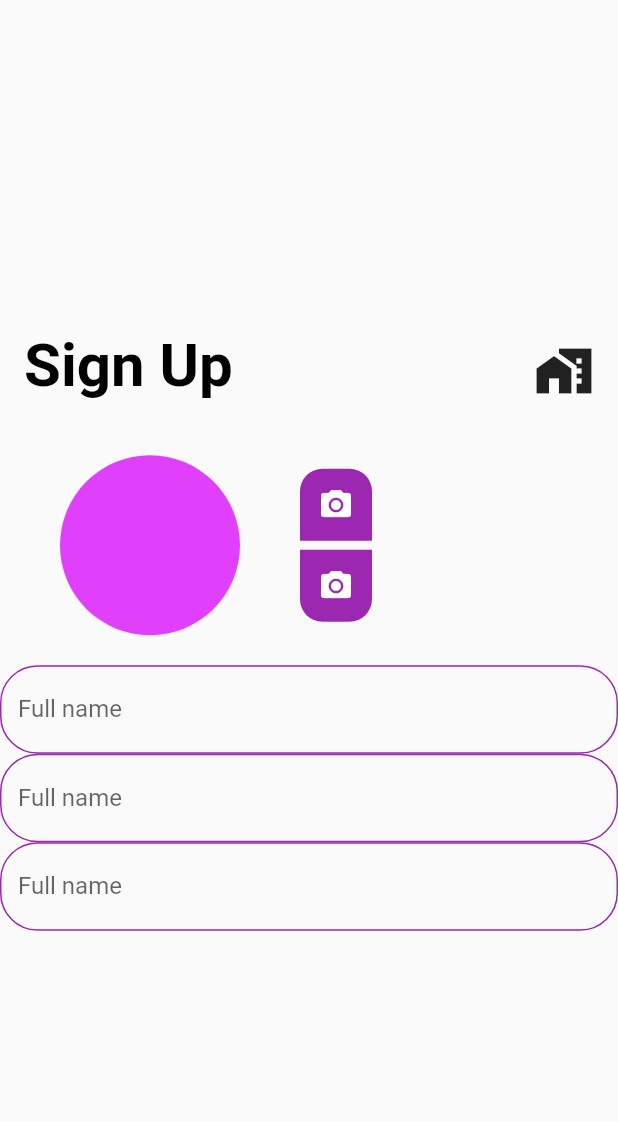
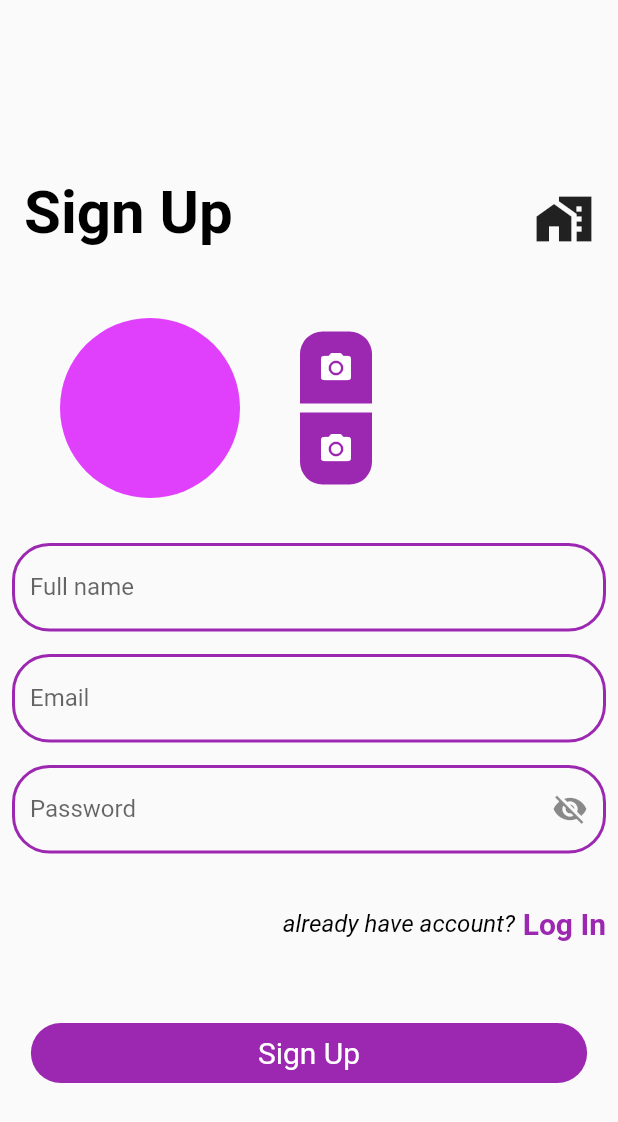
Before and after one commit to ErnistAkun/shop_app, a Flutter app: the CustomerRegisterScreen screen opened by its route, on a phone screen of 412 x 824 dp. Shown: the top 1122 px of the screen. Run offline on Flutter 3.47's test engine with Material 2 defaults, Android fonts, the phone set to English and light mode, and no system bars; our stand-ins replace animated_text_kit.

Commit message:
added sign up ui

```diff
--- a/lib/app/constants/decoration/app_decoration.dart
+++ b/lib/app/constants/decoration/app_decoration.dart
@@ -24,6 +24,28 @@ class AppDecoration {
     ),
     color: AppColors.white38,
   );
+  // 'Pick image frome gallery'
+  static const Decoration purple15BottomDecoration = BoxDecoration(
+    color: AppColors.purple,
+    borderRadius: BorderRadius.only(
+      bottomLeft: Radius.circular(15),
+      bottomRight: Radius.circular(15),
+    ),
+  );
+  // 'Pick image frome camera'
+  static const Decoration purple15TopDecoration = BoxDecoration(
+    color: AppColors.purple,
+    borderRadius: BorderRadius.only(
+      topLeft: Radius.circular(15),
+      topRight: Radius.circular(15),
+    ),
+  );
+  // Sign Up button
+  static Decoration purple20Decoration = BoxDecoration(
+    color: AppColors.purple,
+    borderRadius: BorderRadius.circular(20),
+  );
+
   static Decoration yellowContainerDecoration = BoxDecoration(
     borderRadius: BorderRadius.circular(25),
     color: AppColors.yellow,
--- a/lib/app/constants/text_styles/app_text_styles.dart
+++ b/lib/app/constants/text_styles/app_text_styles.dart
@@ -50,6 +50,11 @@ class AppTextStyles {
     color: AppColors.black,
     fontWeight: FontWeight.bold,
   );
+  static TextStyle black16Italic = const TextStyle(
+    fontSize: 16,
+    color: AppColors.black,
+    fontStyle: FontStyle.italic,
+  );
   static TextStyle white45AcmeBold = const TextStyle(
     fontSize: 45,
     color: AppColors.white,
@@ -96,4 +101,13 @@ class AppTextStyles {
     fontSize: 30,
     color: AppColors.white,
   );
+  static TextStyle white20 = const TextStyle(
+    fontSize: 20,
+    color: AppColors.white,
+  );
+  static TextStyle purple20Bold = const TextStyle(
+    fontSize: 20,
+    color: AppColors.purple,
+    fontWeight: FontWeight.bold,
+  );
 }
--- /dev/null
+++ b/lib/app/presentation/auth/auth_widget/have_accout_widget.dart
@@ -0,0 +1,34 @@
+import 'package:flutter/material.dart';
+import 'package:shop_app/app/constants/text_styles/app_text_styles.dart';
+
+class HaveAccountWidget extends StatelessWidget {
+  const HaveAccountWidget({
+    super.key,
+    required this.haveAccount,
+    required this.onTap,
+    required this.actionLabel,
+  });
+  final String haveAccount;
+  final Function() onTap;
+  final String actionLabel;
+  @override
+  Widget build(BuildContext context) {
+    return Row(
+      mainAxisAlignment: MainAxisAlignment.end,
+      children: [
+        Text(
+          haveAccount,
+          style: AppTextStyles.black16Italic,
+        ),
+        const SizedBox(width: 5.0),
+        GestureDetector(
+          onTap: onTap,
+          child: Text(
+            actionLabel,
+            style: AppTextStyles.purple20Bold,
+          ),
+        ),
+      ],
+    );
+  }
+}
--- a/lib/app/presentation/auth/customer_register_screen.dart
+++ b/lib/app/presentation/auth/customer_register_screen.dart
@@ -2,7 +2,10 @@ import 'dart:developer';
 
 import 'package:flutter/material.dart';
 import 'package:shop_app/app/constants/colors/app_colors.dart';
+import 'package:shop_app/app/constants/decoration/app_decoration.dart';
 import 'package:shop_app/app/constants/text_styles/app_text_styles.dart';
+import 'package:shop_app/app/presentation/auth/auth_widget/have_accout_widget.dart';
+import 'package:shop_app/app/presentation/widgets/auth_widgets/text_form_field_widget.dart';
 
 class CustomerRegisterScreen extends StatefulWidget {
   const CustomerRegisterScreen({Key? key}) : super(key: key);
@@ -12,10 +15,16 @@ class CustomerRegisterScreen extends StatefulWidget {
 }
 
 class _CustomerRegisterScreenState extends State<CustomerRegisterScreen> {
+  bool passwordVisible = false;
   @override
   Widget build(BuildContext context) {
     return Scaffold(
-      body: Column(
+      body: SafeArea(
+        child: Center(
+          child: SingleChildScrollView(
+            keyboardDismissBehavior: ScrollViewKeyboardDismissBehavior.onDrag,
+            reverse: true,
+            child: Column(
               mainAxisAlignment: MainAxisAlignment.center,
               children: [
                 Padding(
@@ -44,26 +53,22 @@ class _CustomerRegisterScreenState extends State<CustomerRegisterScreen> {
                 ),
                 Row(
                   children: [
-              Padding(
+                    // CircleAvatar purpleAccent
+                    const Padding(
                       padding: EdgeInsets.symmetric(
-                  vertical: 20,
+                        vertical: 30,
                         horizontal: 40,
                       ),
-                child: const CircleAvatar(
+                      child: CircleAvatar(
                         radius: 60,
                         backgroundColor: AppColors.purpleAccent,
                       ),
                     ),
                     Column(
                       children: [
+                        // top camera icon
                         Container(
-                    decoration: const BoxDecoration(
-                      color: AppColors.purple,
-                      borderRadius: BorderRadius.only(
-                        topLeft: Radius.circular(15),
-                        topRight: Radius.circular(15),
-                      ),
-                    ),
+                          decoration: AppDecoration.purple15TopDecoration,
                           child: IconButton(
                             onPressed: () {
                               log('Pick image frome camera');
@@ -77,14 +82,9 @@ class _CustomerRegisterScreenState extends State<CustomerRegisterScreen> {
                         const SizedBox(
                           height: 6,
                         ),
+                        // bottom camera icon
                         Container(
-                    decoration: const BoxDecoration(
-                      color: AppColors.purple,
-                      borderRadius: BorderRadius.only(
-                        bottomLeft: Radius.circular(15),
-                        bottomRight: Radius.circular(15),
-                      ),
-                    ),
+                          decoration: AppDecoration.purple15BottomDecoration,
                           child: IconButton(
                             onPressed: () {
                               log('Pick image frome gallery');
@@ -99,62 +99,79 @@ class _CustomerRegisterScreenState extends State<CustomerRegisterScreen> {
                     ),
                   ],
                 ),
-          TextFormField(
-            decoration: InputDecoration(
+                // TextFormFieldWidget
+                Padding(
+                  padding: const EdgeInsets.symmetric(horizontal: 8.0),
+                  child: Column(
+                    children: [
+                      TextFormFieldWidget(
+                        validator: (value) {},
+                        onChanged: (value) {},
+                        hintText: 'Enter your full name',
                         labelText: 'Full name',
-              hintText: 'Enter your full name',
-              enabledBorder: OutlineInputBorder(
-                borderRadius: BorderRadius.circular(25),
-                borderSide: const BorderSide(
-                  color: AppColors.purple,
+                        keyBoardType: TextInputType.text,
                       ),
+                      const SizedBox(height: 15.0),
+                      TextFormFieldWidget(
+                        validator: (value) {},
+                        onChanged: (value) {},
+                        hintText: 'Enter your email',
+                        labelText: 'Email',
+                        keyBoardType: TextInputType.emailAddress,
                       ),
-              focusedBorder: OutlineInputBorder(
-                borderRadius: BorderRadius.circular(25),
-                borderSide: const BorderSide(
-                  color: AppColors.deepPurpleAccent,
+                      const SizedBox(height: 15.0),
+                      TextFormFieldWidget(
+                        obscureText: passwordVisible
+                            ? passwordVisible = false
+                            : passwordVisible = true,
+                        validator: (value) {},
+                        onChanged: (value) {},
+                        hintText: 'Enter your password',
+                        labelText: 'Password',
+                        keyBoardType: TextInputType.number,
+                        widget: IconButton(
+                          onPressed: () {
+                            setState(() {
+                              passwordVisible = passwordVisible;
+                            });
+                          },
+                          icon: Icon(
+                            passwordVisible
+                                ? Icons.visibility_off
+                                : Icons.visibility,
                           ),
                         ),
                       ),
+                      const SizedBox(
+                        height: 35.0,
                       ),
-          TextFormField(
-            decoration: InputDecoration(
-              labelText: 'Full name',
-              hintText: 'Enter your full name',
-              enabledBorder: OutlineInputBorder(
-                borderRadius: BorderRadius.circular(25),
-                borderSide: const BorderSide(
-                  color: AppColors.purple,
+                      HaveAccountWidget(
+                        haveAccount: 'already have account?',
+                        onTap: () {},
+                        actionLabel: 'Log In',
+                      ),
+                    ],
                   ),
                 ),
-              focusedBorder: OutlineInputBorder(
-                borderRadius: BorderRadius.circular(25),
-                borderSide: const BorderSide(
-                  color: AppColors.deepPurpleAccent,
+                const SizedBox(
+                  height: 55.0,
                 ),
-              ),
-            ),
-          ),
-          TextFormField(
-            decoration: InputDecoration(
-              labelText: 'Full name',
-              hintText: 'Enter your full name',
-              enabledBorder: OutlineInputBorder(
-                borderRadius: BorderRadius.circular(25),
-                borderSide: const BorderSide(
-                  color: AppColors.purple,
-                ),
-              ),
-              focusedBorder: OutlineInputBorder(
-                borderRadius: BorderRadius.circular(25),
-                borderSide: const BorderSide(
-                  color: AppColors.deepPurpleAccent,
-                ),
+                Container(
+                  height: 40.0,
+                  width: MediaQuery.of(context).size.width * 0.90,
+                  decoration: AppDecoration.purple20Decoration,
+                  child: Center(
+                    child: Text(
+                      'Sign Up',
+                      style: AppTextStyles.white20,
                     ),
                   ),
                 ),
               ],
             ),
+          ),
+        ),
+      ),
     );
   }
 }
--- a/lib/app/presentation/dashboard_components/manage_products.dart
+++ b/lib/app/presentation/dashboard_components/manage_products.dart
@@ -3,8 +3,8 @@ import 'package:shop_app/app/constants/colors/app_colors.dart';
 import 'package:shop_app/app/presentation/widgets/app_bar_widget/app_bar_back_button_widget.dart';
 import 'package:shop_app/app/presentation/widgets/app_bar_widget/app_bar_title_widget.dart';
 
-class Manage extends StatelessWidget {
-  const Manage({Key? key}) : super(key: key);
+class ManageProducts extends StatelessWidget {
+  const ManageProducts({Key? key}) : super(key: key);
 
   @override
   Widget build(BuildContext context) {
--- a/lib/app/presentation/main_screens/dashboard_screen.dart
+++ b/lib/app/presentation/main_screens/dashboard_screen.dart
@@ -8,33 +8,7 @@ import 'package:shop_app/app/presentation/dashboard_components/my_store.dart';
 import 'package:shop_app/app/presentation/dashboard_components/orders.dart';
 import 'package:shop_app/app/presentation/dashboard_components/statics.dart';
 import 'package:shop_app/app/presentation/widgets/app_bar_widget/app_bar_title_widget.dart';
-
-List<IconData> icons = [
-  Icons.store,
-  Icons.shop_2_outlined,
-  Icons.edit,
-  Icons.settings,
-  Icons.attach_money,
-  Icons.show_chart,
-];
-
-List<String> label = [
-  ' My Store',
-  'Orders',
-  'edit profile',
-  'manage products',
-  'balance',
-  'statics',
-];
-
-List<Widget> pages = [
-  const MyStore(),
-  const Orders(),
-  const EditProfile(),
-  const Manage(),
-  const Balance(),
-  const Statics(),
-];
+import 'package:shop_app/app/utilities/dashboard_list.dart';
 
 class DashboardScreen extends StatelessWidget {
   const DashboardScreen({Key? key}) : super(key: key);
--- /dev/null
+++ b/lib/app/presentation/widgets/auth_widgets/text_form_field_widget.dart
@@ -0,0 +1,51 @@
+import 'package:flutter/material.dart';
+import 'package:shop_app/app/constants/colors/app_colors.dart';
+
+class TextFormFieldWidget extends StatelessWidget {
+  TextFormFieldWidget({
+    Key? key,
+    required this.hintText,
+    required this.labelText,
+    required this.keyBoardType,
+    required this.validator,
+    required this.onChanged,
+    this.widget,
+    this.obscureText = false,
+  }) : super(key: key);
+  final Function(String)? onChanged;
+  final String hintText;
+  final String labelText;
+  final Widget? widget;
+  final bool obscureText;
+  final TextInputType keyBoardType;
+  final String? Function(String?)? validator;
+  TextEditingController? controller;
+  @override
+  Widget build(BuildContext context) {
+    return TextFormField(
+      onChanged: onChanged,
+      validator: validator,
+      keyboardType: keyBoardType,
+      obscureText: obscureText,
+      decoration: InputDecoration(
+        suffixIcon: widget,
+        labelText: labelText,
+        hintText: hintText,
+        enabledBorder: OutlineInputBorder(
+          borderRadius: BorderRadius.circular(25),
+          borderSide: const BorderSide(
+            color: AppColors.purple,
+            width: 2,
+          ),
+        ),
+        focusedBorder: OutlineInputBorder(
+          borderRadius: BorderRadius.circular(25),
+          borderSide: const BorderSide(
+            color: AppColors.deepPurpleAccent,
+            width: 2,
+          ),
+        ),
+      ),
+    );
+  }
+}
--- /dev/null
+++ b/lib/app/utilities/dashboard_list.dart
@@ -0,0 +1,32 @@
+import 'package:flutter/material.dart';
+import 'package:shop_app/app/presentation/dashboard_components/balance.dart';
+import 'package:shop_app/app/presentation/dashboard_components/edit_profile.dart';
+import 'package:shop_app/app/presentation/dashboard_components/manage_products.dart';
+import 'package:shop_app/app/presentation/dashboard_components/my_store.dart';
+import 'package:shop_app/app/presentation/dashboard_components/orders.dart';
+import 'package:shop_app/app/presentation/dashboard_components/statics.dart';
+
+List<IconData> icons = [
+  Icons.store,
+  Icons.shop_2_outlined,
+  Icons.edit,
+  Icons.settings,
+  Icons.attach_money,
+  Icons.show_chart,
+];
+List<String> label = [
+  'my Store',
+  'orders',
+  'edit profile',
+  'Manage products',
+  'Balance',
+  'Statics',
+];
+List<Widget> pages = [
+const MyStore(),
+const Orders(),
+const EditProfile(),
+const ManageProducts(),
+const Balance(),
+const Statics(),
+];
--- a/lib/main.dart
+++ b/lib/main.dart
@@ -20,10 +20,8 @@ class ShopApp extends StatelessWidget {
       theme: ThemeData(
         primarySwatch: Colors.blue,
       ),
-      // home: const WelcomeScreen(),
-      // home: const CustomerScreen(),
-      // initialRoute: '/customer_screen',
-      initialRoute: '/supplier_home_screen',
+      home: const CustomerRegisterScreen(),
+      // initialRoute: '/supplier_home_screen',
       routes: {
         '/welcome_screen': (context) => const WelcomeScreen(),
         '/customer_screen': (context) => const CustomerScreen(),
```
Lines whose indentation alone changed are shown as unchanged.
